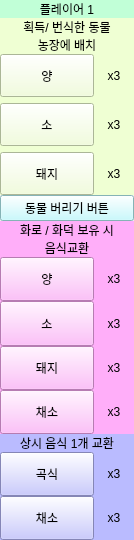
Qt form Agricola_Front/data/Basic/sidebar.ui (kimmoney/Agricola) before a commit.
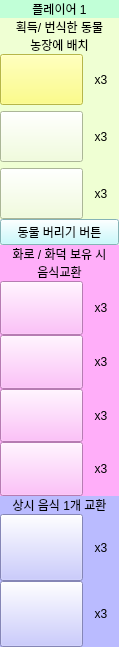
The same form after that commit. Icons and pictures are not drawn.

Commit message: sidebar변경 중, number수정

```diff
--- a/Agricola_Front/data/Basic/sidebar.ui
+++ b/Agricola_Front/data/Basic/sidebar.ui
@@ -6,8 +6,8 @@
    <rect>
     <x>0</x>
     <y>0</y>
-    <width>134</width>
-    <height>540</height>
+    <width>119</width>
+    <height>647</height>
    </rect>
   </property>
   <property name="sizePolicy">
@@ -18,14 +18,14 @@
   </property>
   <property name="minimumSize">
    <size>
-    <width>134</width>
-    <height>540</height>
+    <width>0</width>
+    <height>0</height>
    </size>
   </property>
   <property name="maximumSize">
    <size>
-    <width>134</width>
-    <height>540</height>
+    <width>16777215</width>
+    <height>16777215</height>
    </size>
   </property>
   <property name="windowTitle">
@@ -48,7 +48,7 @@
     <number>0</number>
    </property>
    <item>
-    <layout class="QVBoxLayout" name="verticalLayout" stretch="1,5,1,6,3">
+    <layout class="QVBoxLayout" name="verticalLayout" stretch="1,4,1,5,3">
      <property name="spacing">
       <number>0</number>
      </property>
@@ -160,8 +160,11 @@
                <verstretch>0</verstretch>
               </sizepolicy>
              </property>
+             <property name="styleSheet">
+              <string notr="true">border-image: url(:/newPrefix/images/pig.png);</string>
+             </property>
              <property name="text">
-              <string>소</string>
+              <string/>
              </property>
             </widget>
            </item>
@@ -205,8 +208,12 @@
                <verstretch>0</verstretch>
               </sizepolicy>
              </property>
+             <property name="styleSheet">
+              <string notr="true">border-image: url(:/newPrefix/images/sheep.png);
+background-color: rgb(255, 255, 102);</string>
+             </property>
              <property name="text">
-              <string>양</string>
+              <string/>
              </property>
             </widget>
            </item>
@@ -218,8 +225,11 @@
                <verstretch>0</verstretch>
               </sizepolicy>
              </property>
+             <property name="styleSheet">
+              <string notr="true">border-image: url(:/newPrefix/images/cow.png);</string>
+             </property>
              <property name="text">
-              <string>돼지</string>
+              <string/>
              </property>
             </widget>
            </item>
@@ -319,8 +329,11 @@
               <verstretch>0</verstretch>
              </sizepolicy>
             </property>
+            <property name="styleSheet">
+             <string notr="true">border-image: url(:/newPrefix/images/pig.png);</string>
+            </property>
             <property name="text">
-             <string>소</string>
+             <string/>
             </property>
            </widget>
           </item>
@@ -332,8 +345,11 @@
               <verstretch>0</verstretch>
              </sizepolicy>
             </property>
+            <property name="styleSheet">
+             <string notr="true">border-image: url(:/newPrefix/images/cow.png);</string>
+            </property>
             <property name="text">
-             <string>돼지</string>
+             <string/>
             </property>
            </widget>
           </item>
@@ -345,8 +361,11 @@
               <verstretch>0</verstretch>
              </sizepolicy>
             </property>
+            <property name="styleSheet">
+             <string notr="true">border-image: url(:/newPrefix/images/vegetable.png);</string>
+            </property>
             <property name="text">
-             <string>채소</string>
+             <string/>
             </property>
            </widget>
           </item>
@@ -358,8 +377,11 @@
               <verstretch>0</verstretch>
              </sizepolicy>
             </property>
+            <property name="styleSheet">
+             <string notr="true">border-image: url(:/newPrefix/images/sheep.png);</string>
+            </property>
             <property name="text">
-             <string>양</string>
+             <string/>
             </property>
            </widget>
           </item>
@@ -437,7 +459,7 @@
        <property name="styleSheet">
         <string notr="true">background-color: rgb(186, 187, 255);</string>
        </property>
-       <layout class="QVBoxLayout" name="verticalLayout_16">
+       <layout class="QVBoxLayout" name="verticalLayout_16" stretch="1,2">
         <property name="spacing">
          <number>0</number>
         </property>
@@ -485,8 +507,11 @@
               <verstretch>0</verstretch>
              </sizepolicy>
             </property>
+            <property name="styleSheet">
+             <string notr="true">border-image: url(:/newPrefix/images/grain.png);</string>
+            </property>
             <property name="text">
-             <string>곡식</string>
+             <string/>
             </property>
             <property name="default">
              <bool>false</bool>
@@ -501,8 +526,11 @@
               <verstretch>0</verstretch>
              </sizepolicy>
             </property>
+            <property name="styleSheet">
+             <string notr="true">border-image: url(:/newPrefix/images/vegetable.png);</string>
+            </property>
             <property name="text">
-             <string>채소</string>
+             <string/>
             </property>
            </widget>
           </item>
```
Left out of the diff: 24 changed lines with no effect on the pictures. The commit also changes 11 other files.
